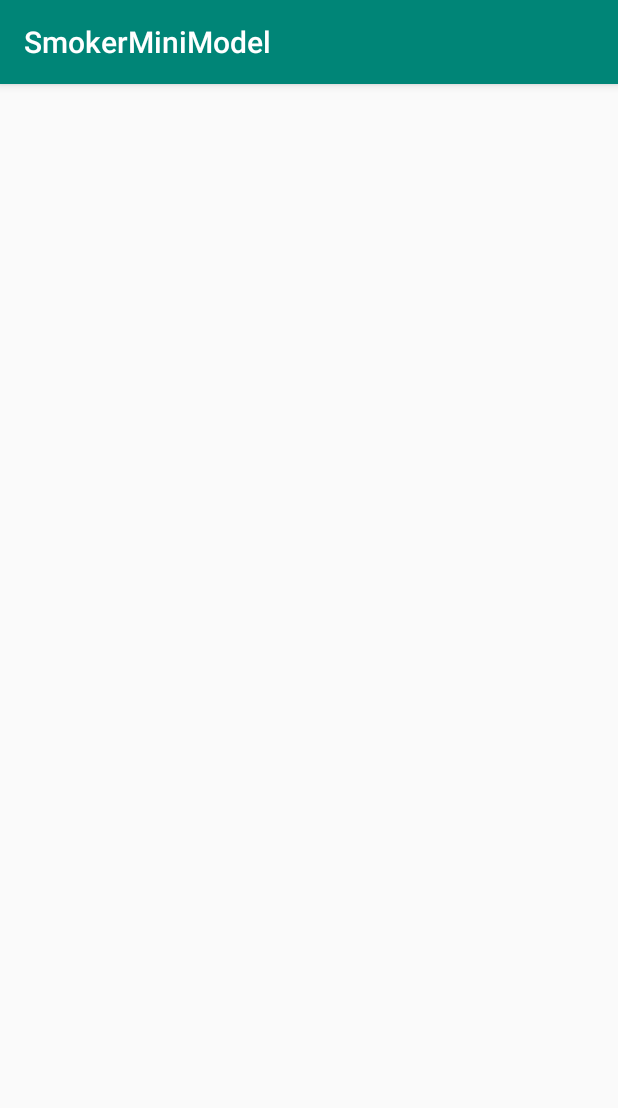
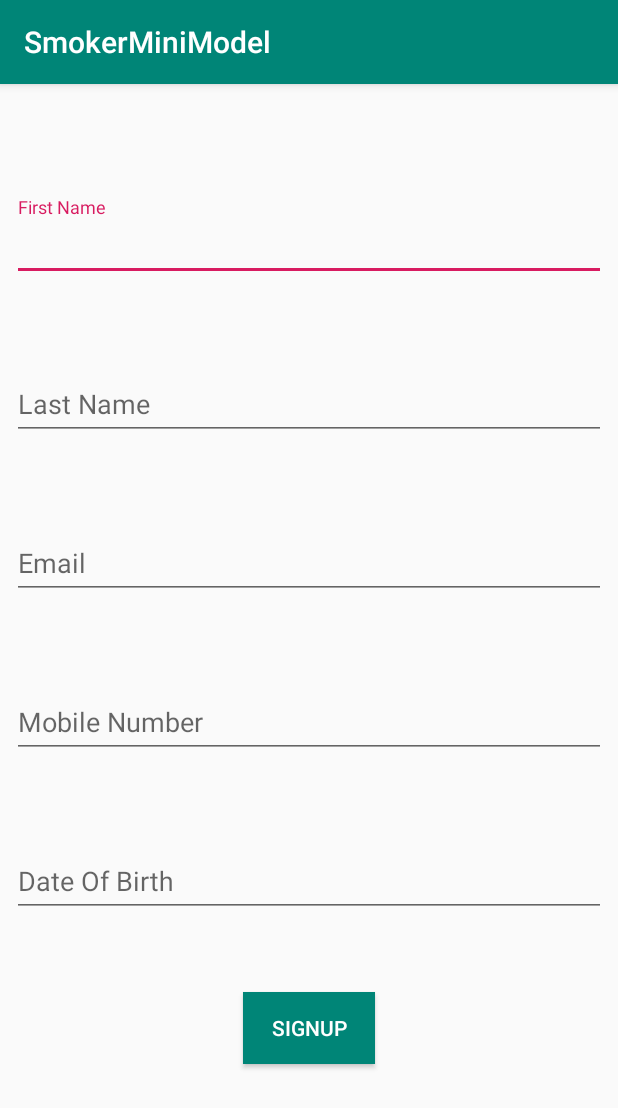
Before and after one commit to roshanpaturkar/BasicDataStorageInFirebase, an Android app: the RegistrationActivity screen opened directly, with no data from a screen before it, on a phone screen of 412 x 824 dp. Shown: the top 1108 px of the screen. Run offline under Robolectric (Android 15) with nearby library versions, the phone set to English and light mode, and no system bars.

Commit message:
Logout button implemented on dashboard.

```diff
--- a/app/src/main/java/roshan/paturkar/com/smokerminimodel/DashboardActivity.kt
+++ b/app/src/main/java/roshan/paturkar/com/smokerminimodel/DashboardActivity.kt
@@ -1,5 +1,6 @@
 package roshan.paturkar.com.smokerminimodel
 
+import android.content.Intent
 import android.os.Bundle
 import android.support.design.widget.Snackbar
 import android.support.design.widget.NavigationView
@@ -8,6 +9,7 @@ import android.support.v7.app.ActionBarDrawerToggle
 import android.support.v7.app.AppCompatActivity
 import android.view.Menu
 import android.view.MenuItem
+import com.google.firebase.auth.FirebaseAuth
 import kotlinx.android.synthetic.main.activity_dashboard.*
 import kotlinx.android.synthetic.main.app_bar_dashboard.*
 
@@ -71,11 +73,10 @@ class DashboardActivity : AppCompatActivity(), NavigationView.OnNavigationItemSe
             R.id.nav_manage -> {
 
             }
-            R.id.nav_share -> {
-
-            }
-            R.id.nav_send -> {
-
+            R.id.logout -> {
+                FirebaseAuth.getInstance().signOut()
+                startActivity(Intent(this, MainActivity::class.java))
+                finish()
             }
         }
 
--- a/app/src/main/res/layout/activity_registration.xml
+++ b/app/src/main/res/layout/activity_registration.xml
@@ -7,4 +7,79 @@
         android:layout_height="match_parent"
         tools:context=".RegistrationActivity">
 
+    <android.support.design.widget.TextInputLayout
+            android:layout_width="0dp"
+            android:layout_height="wrap_content"
+            app:layout_constraintEnd_toEndOf="parent" android:layout_marginEnd="8dp"
+            app:layout_constraintStart_toStartOf="parent" android:layout_marginStart="8dp"
+            android:layout_marginTop="75dp" app:layout_constraintTop_toTopOf="parent"
+            android:id="@+id/textInputLayout3">
+
+        <android.support.design.widget.TextInputEditText
+                android:layout_width="match_parent"
+                android:layout_height="wrap_content"
+                android:hint="First Name" android:id="@+id/fname"/>
+    </android.support.design.widget.TextInputLayout>
+    <android.support.design.widget.TextInputLayout
+            android:layout_width="0dp"
+            android:layout_height="wrap_content"
+            app:layout_constraintEnd_toEndOf="parent" android:layout_marginEnd="8dp"
+            app:layout_constraintStart_toStartOf="parent" android:layout_marginStart="8dp"
+            android:layout_marginTop="50dp" app:layout_constraintTop_toBottomOf="@+id/textInputLayout3"
+            android:id="@+id/textInputLayout4">
+
+        <android.support.design.widget.TextInputEditText
+                android:layout_width="match_parent"
+                android:layout_height="wrap_content"
+                android:hint="Last Name" android:id="@+id/lastName"/>
+    </android.support.design.widget.TextInputLayout>
+    <android.support.design.widget.TextInputLayout
+            android:layout_width="0dp"
+            android:layout_height="wrap_content"
+            app:layout_constraintEnd_toEndOf="parent" android:layout_marginEnd="8dp"
+            app:layout_constraintStart_toStartOf="parent" android:layout_marginStart="8dp"
+            android:layout_marginTop="50dp" app:layout_constraintTop_toBottomOf="@+id/textInputLayout4"
+            android:id="@+id/textInputLayout5">
+
+        <android.support.design.widget.TextInputEditText
+                android:layout_width="match_parent"
+                android:layout_height="wrap_content"
+                android:hint="Email" android:id="@+id/emailRegisterEditText"
+                android:inputType="textEmailAddress"/>
+    </android.support.design.widget.TextInputLayout>
+    <android.support.design.widget.TextInputLayout
+            android:layout_width="0dp"
+            android:layout_height="wrap_content"
+            android:layout_marginTop="50dp"
+            app:layout_constraintTop_toBottomOf="@+id/textInputLayout5" app:layout_constraintStart_toStartOf="parent"
+            android:layout_marginStart="8dp" app:layout_constraintEnd_toEndOf="parent" android:layout_marginEnd="8dp"
+            android:id="@+id/textInputLayout6">
+
+        <android.support.design.widget.TextInputEditText
+                android:layout_width="match_parent"
+                android:layout_height="wrap_content"
+                android:hint="Mobile Number" android:id="@+id/mobileNumber" android:inputType="phone"/>
+    </android.support.design.widget.TextInputLayout>
+    <android.support.design.widget.TextInputLayout
+            android:layout_width="0dp"
+            android:layout_height="wrap_content"
+            app:layout_constraintEnd_toEndOf="parent" android:layout_marginEnd="8dp"
+            app:layout_constraintStart_toStartOf="parent" android:layout_marginStart="8dp"
+            android:layout_marginTop="50dp" app:layout_constraintTop_toBottomOf="@+id/textInputLayout6"
+            android:id="@+id/textInputLayout7">
+
+        <android.support.design.widget.TextInputEditText
+                android:layout_width="match_parent"
+                android:layout_height="wrap_content"
+                android:hint="Date Of Birth" android:id="@+id/dobEditText" android:inputType="date"/>
+    </android.support.design.widget.TextInputLayout>
+    <Button
+            android:text="Signup"
+            android:layout_width="wrap_content"
+            android:layout_height="wrap_content"
+            android:id="@+id/registerButton" app:layout_constraintEnd_toEndOf="parent" android:layout_marginEnd="8dp"
+            app:layout_constraintStart_toStartOf="parent" android:layout_marginStart="8dp"
+            android:layout_marginTop="50dp" app:layout_constraintTop_toBottomOf="@+id/textInputLayout7"
+            android:textAlignment="center" android:textColor="@color/common_google_signin_btn_text_dark_default"
+            android:background="@color/colorPrimary"/>
 </android.support.constraint.ConstraintLayout>
--- a/app/src/main/res/menu/activity_dashboard_drawer.xml
+++ b/app/src/main/res/menu/activity_dashboard_drawer.xml
@@ -22,16 +22,12 @@
                 android:title="Tools"/>
     </group>
 
-    <item android:title="Communicate">
+    <item android:title="Exit">
         <menu>
             <item
-                    android:id="@+id/nav_share"
-                    android:icon="@drawable/ic_menu_share"
-                    android:title="Share"/>
-            <item
-                    android:id="@+id/nav_send"
-                    android:icon="@drawable/ic_menu_send"
-                    android:title="Send"/>
+                    android:id="@+id/logout"
+                    android:icon="@android:drawable/ic_lock_power_off"
+                    android:title="Logout"/>
         </menu>
     </item>
 
```
